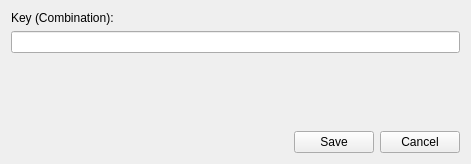
Old version of the form src/keyactioneditwnd.ui in the repository stele95/LinVAM.
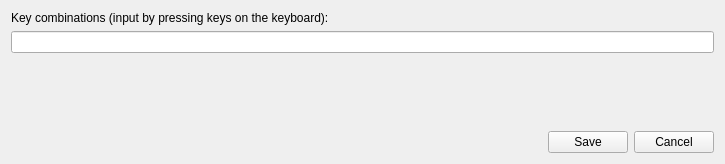
New version of the form.

Commit message:
Simplify key inputs (#29)
* add keyboard module, add rules files for uinput access

* change how keys are created

* make input field read only

* update README

* add some missing key mappings

* attempt to fix pylint workflow

* change comment for soundfiles

* add try catch to stoping listener

* update README

The edit to the form file:
```diff
--- a/src/keyactioneditwnd.ui
+++ b/src/keyactioneditwnd.ui
@@ -6,7 +6,7 @@
    <rect>
     <x>0</x>
     <y>0</y>
-    <width>471</width>
+    <width>725</width>
     <height>164</height>
    </rect>
   </property>
@@ -17,7 +17,7 @@
    <item row="0" column="0">
     <widget class="QLabel" name="label">
      <property name="text">
-      <string>Key (Combination):</string>
+      <string>Key combinations (input by pressing keys on the keyboard):</string>
      </property>
     </widget>
    </item>
@@ -74,7 +74,14 @@
    <item row="1" column="0">
     <layout class="QHBoxLayout" name="horizontalLayout">
      <item>
-      <widget class="QLineEdit" name="keyEdit"/>
+      <widget class="QLineEdit" name="keyEdit">
+       <property name="enabled">
+        <bool>true</bool>
+       </property>
+       <property name="readOnly">
+        <bool>true</bool>
+       </property>
+      </widget>
      </item>
     </layout>
    </item>
```
The commit also changes 31 other files.
